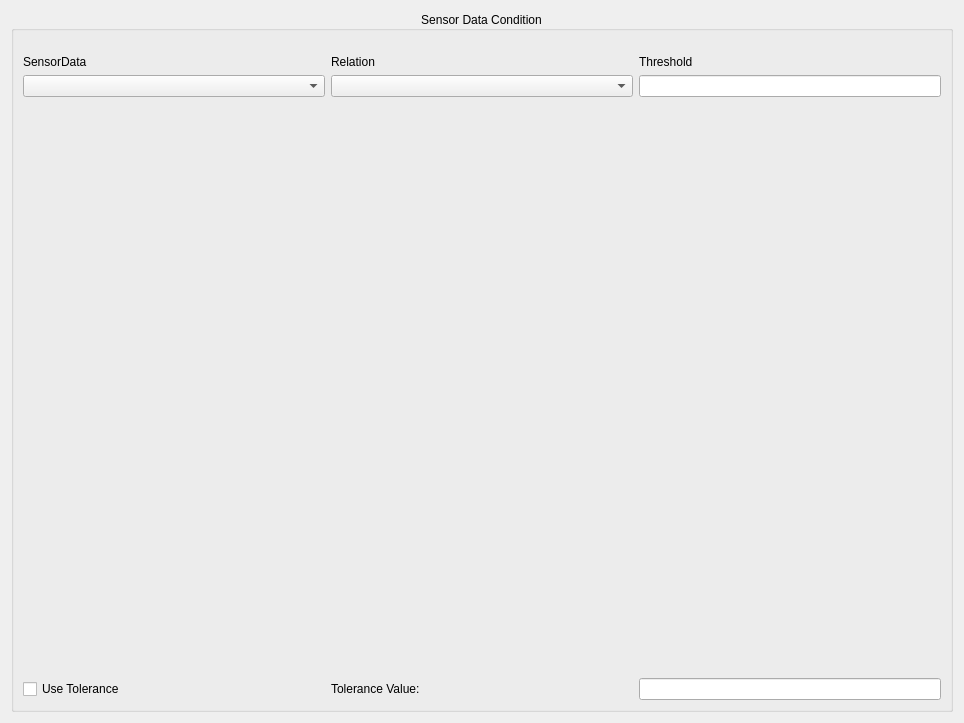
Qt form src/ManeuverPlanner/VisualScripter/Conditions/SensorDataCondition.ui (theilem/uavGS) before a commit.
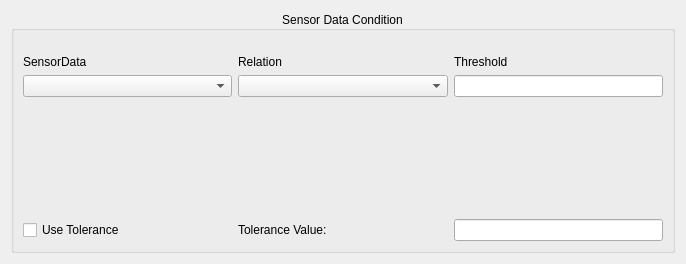
The same form after that commit.

Patch:
```diff
--- a/src/ManeuverPlanner/VisualScripter/Conditions/SensorDataCondition.ui
+++ b/src/ManeuverPlanner/VisualScripter/Conditions/SensorDataCondition.ui
@@ -6,8 +6,8 @@
    <rect>
     <x>0</x>
     <y>0</y>
-    <width>964</width>
-    <height>723</height>
+    <width>686</width>
+    <height>264</height>
    </rect>
   </property>
   <property name="windowTitle">
```
